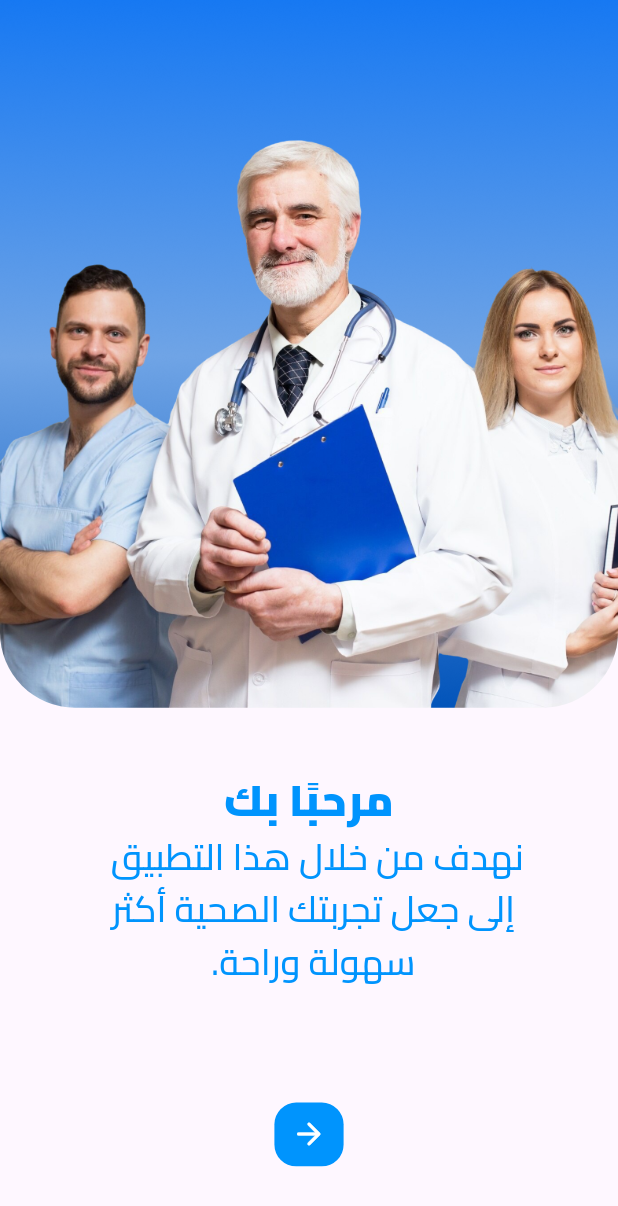
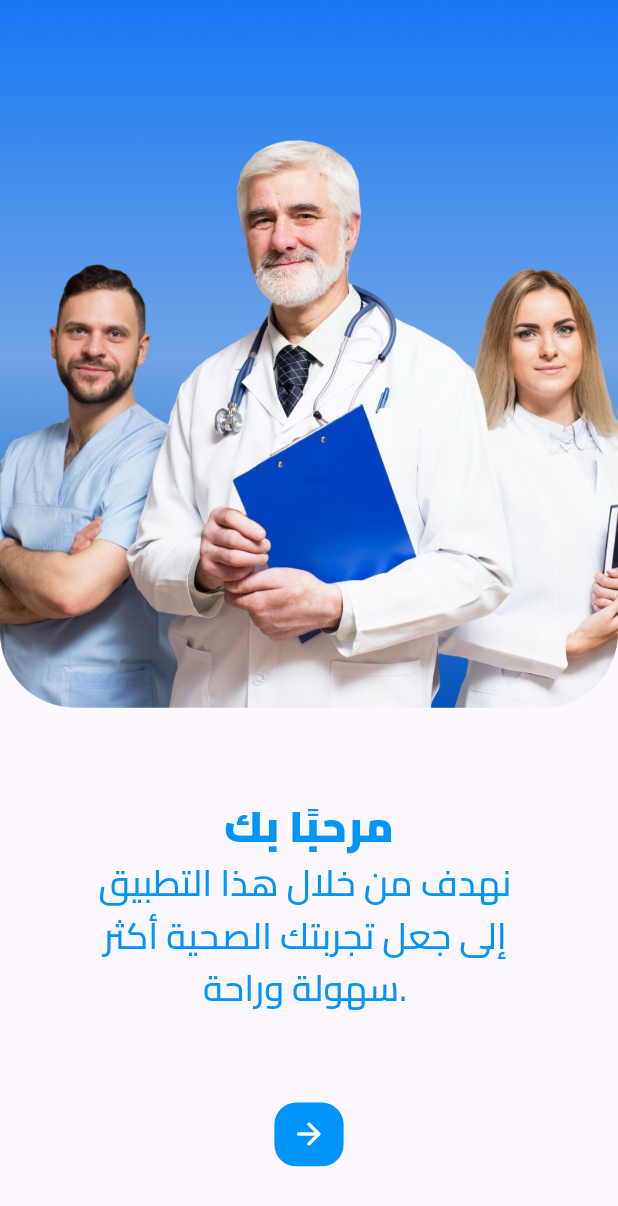
Before and after one commit to AlaaNabilKhalaf/Wqaya, a Flutter app: the screen it shows after launch, on a phone screen of 412 x 824 dp. Shown: the top 1206 px of the screen. Run offline on Flutter 3.47's test engine with Material 3 defaults, Android fonts, the phone set to English and light mode, and no system bars; our stand-ins replace bloc, easy_localization, flutter_screenutil, flutter_svg; project files that could hold a hidden picture were left out.

```diff
--- /dev/null
+++ b/assets/locals/translations/ar-EG.json
@@ -0,0 +1,5 @@
+{
+  "logo":  "لحياة صحية افضل",
+  "welcome" :"مرحبًا بك",
+  "weAimeTo" : " نهدف من خلال هذا التطبيق\n إلى جعل تجربتك الصحية أكثر  \n .سهولة وراحة"
+}
--- a/lib/Core/widgets/texts.dart
+++ b/lib/Core/widgets/texts.dart
@@ -1,3 +1,4 @@
+import 'package:easy_localization/easy_localization.dart';
 import 'package:flutter/cupertino.dart';
 
 
@@ -11,7 +12,7 @@ class RegularText extends StatelessWidget {
     this.textOverflow,
     this.maxLine,
     this.textAlign,
-    this.textDirection
+
   });
 
   final double fontSize ;
@@ -22,7 +23,6 @@ class RegularText extends StatelessWidget {
   final int? maxLine;
   final Color textColor;
   final TextAlign? textAlign;
-  final TextDirection? textDirection;
   final TextOverflow? textOverflow;
 
   @override
@@ -34,12 +34,11 @@ class RegularText extends StatelessWidget {
       overflow: textOverflow?? TextOverflow.ellipsis,
       textAlign: textAlign?? TextAlign.center,
       maxLines: maxLine,
-      textDirection: textDirection,
       style: TextStyle(
         fontFamily: fontFamily,
             fontSize: fontSize,
             color: textColor,
       ),
-    );
+    ).tr();
   }
 }
--- a/lib/Features/OnBoarding/Presentation/Views/welcome_view.dart
+++ b/lib/Features/OnBoarding/Presentation/Views/welcome_view.dart
@@ -6,7 +6,6 @@ import 'package:wqaya/Core/utils/fonts.dart';
 import 'package:wqaya/Core/widgets/texts.dart';
 import 'package:wqaya/Features/OnBoarding/Presentation/Views/on_boarding_view.dart';
 import 'package:wqaya/Features/OnBoarding/Presentation/Widgets/image_container.dart';
-
 import '../../../../Core/widgets/custom_button.dart';
 
 class WelcomeView extends StatelessWidget {
@@ -23,13 +22,9 @@ class WelcomeView extends StatelessWidget {
 
           Column(
             children: [
-              RegularText(text: "مرحبًا بك", fontSize: 30.sp, textColor: primaryColor, fontFamily: black),
+              RegularText(text: 'welcome', fontSize: 30.sp, textColor: primaryColor, fontFamily: black),
               RegularText(
-                  text: """  نهدف من خلال هذا التطبيق
- إلى جعل تجربتك الصحية أكثر
- .سهولة وراحة
-                  """
-                  , fontSize: 25.sp,
+                  text: 'weAimeTo', fontSize: 25.sp,
                   textAlign: TextAlign.center,
                   textColor: primaryColor, fontFamily: medium),
             ],
@@ -42,7 +37,7 @@ class WelcomeView extends StatelessWidget {
                 Navigator.push(context, MaterialPageRoute(builder: (context)=> const OnBoardingView()));
 
           },
-              child: const Icon(Icons.arrow_forward_rounded,color: myWhiteColor,)),
+              child: const Icon(Icons.arrow_back_rounded,color: myWhiteColor,)),
         )
 
         ],
--- a/lib/Features/Splash/Presentation/Views/splash_view.dart
+++ b/lib/Features/Splash/Presentation/Views/splash_view.dart
@@ -1,3 +1,4 @@
+import 'package:easy_localization/easy_localization.dart';
 import 'package:flutter/material.dart';
 import 'package:flutter_screenutil/flutter_screenutil.dart';
 import 'package:wqaya/Core/widgets/texts.dart';
@@ -49,7 +50,7 @@ endSplash();
                   height: 208.h,width: 189.w,
                   child: Image.asset(AssetsData.splashLogo )),
               // SvgImage(imagePath: AssetsData.splashLogo,height: 208.h,width: 189.w,),
-              RegularText(text: "لحياة صحية افضل", fontSize: 30.sp, textColor: myWhiteColor, fontFamily: regular),
+              RegularText(text:'logo', fontSize: 30.sp, textColor: myWhiteColor, fontFamily: regular),
 
             ],
           ),
--- a/lib/main.dart
+++ b/lib/main.dart
@@ -1,16 +1,25 @@
 import 'package:bloc/bloc.dart';
+import 'package:easy_localization/easy_localization.dart';
 import 'package:flutter/material.dart';
 import 'package:flutter/services.dart';
 import 'package:wqaya/Features/Splash/Presentation/Views/splash_view.dart';
 import 'package:flutter_screenutil/flutter_screenutil.dart';
 import 'Core/bloc_observer/bloc_observer.dart';
+// import 'package:flutter_localization/flutter_localization.dart';
 
 void main() async {
   WidgetsFlutterBinding.ensureInitialized();
+  await EasyLocalization.ensureInitialized();
   Bloc.observer = MyBlocObserver();
   // await CacheNetwork.cacheInitialization();
   await ScreenUtil.ensureScreenSize();
-  runApp(const Wqaya());
+  runApp(
+      EasyLocalization(
+      supportedLocales: const [Locale('ar', 'EG')],
+      path: "assets/locals/translations",
+      saveLocale: true,
+      fallbackLocale: const Locale('ar', 'EG'),
+      child: const Wqaya()));
 }
 
 class Wqaya extends StatelessWidget {
@@ -31,9 +40,11 @@ class Wqaya extends StatelessWidget {
     minTextAdapt: true,
     splitScreenMode: true,
    builder: ( _ , child ){
-          return const MaterialApp(
-            locale: Locale("ar"),
+          return MaterialApp(
+            localizationsDelegates: context.localizationDelegates,
+            supportedLocales: context.supportedLocales,
+            locale: context.locale,
             debugShowCheckedModeBanner: false,
-            home:SplashView(),);
+            home:const SplashView(),);
    },
     );}}
```
Also changed, not shown: pubspec.yaml (+13 -20 lines), pubspec.lock, 1 other file.
